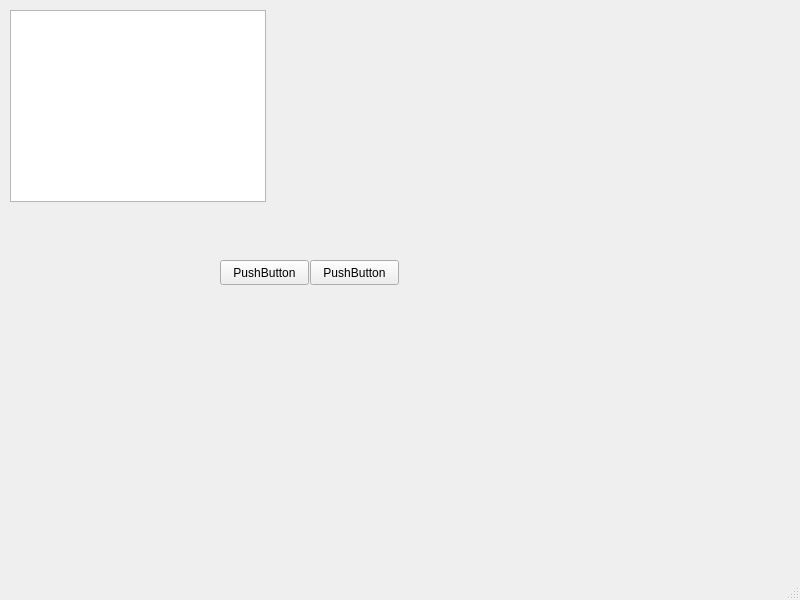
Above: productLineAutomation/mainwindow.ui from mehmetrizaoz/5_product_line_automation before the change. Below: the same form after it.
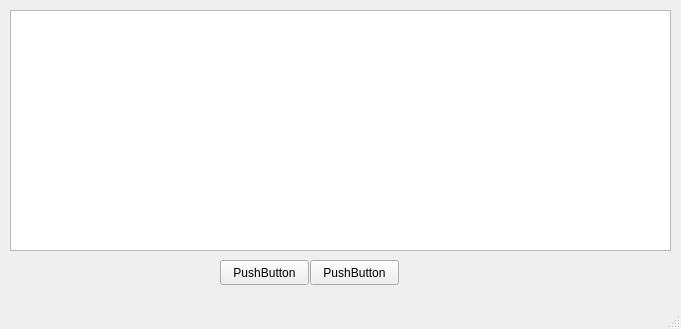
That is the form after the change.

Commit message: content of the table widget filled with the database query result

```diff
--- a/productLineAutomation/mainwindow.ui
+++ b/productLineAutomation/mainwindow.ui
@@ -6,8 +6,8 @@
    <rect>
     <x>0</x>
     <y>0</y>
-    <width>800</width>
-    <height>600</height>
+    <width>681</width>
+    <height>329</height>
    </rect>
   </property>
   <property name="windowTitle">
@@ -45,8 +45,8 @@
      <rect>
       <x>10</x>
       <y>10</y>
-      <width>256</width>
-      <height>192</height>
+      <width>661</width>
+      <height>241</height>
      </rect>
     </property>
    </widget>
```
Left out of the diff: 2 changed lines with no effect on the pictures. The commit also changes 4 other files.
